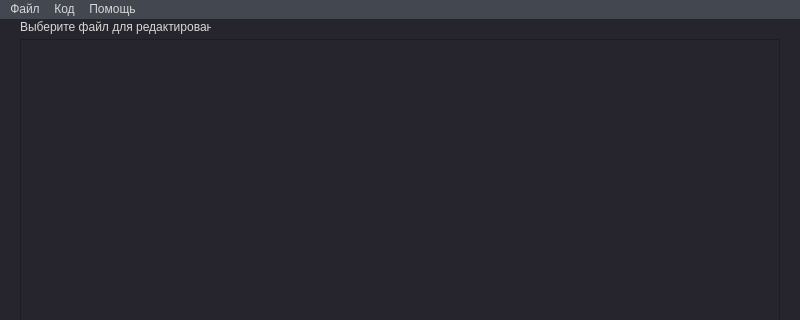
Before: the Qt Designer form yocode/yocode.ui in PenzaStreetGames/Yo, drawn with Qt 5; both pictures show x 0 to 800 and y 0 to 320 of the 800 by 600 pixel window.
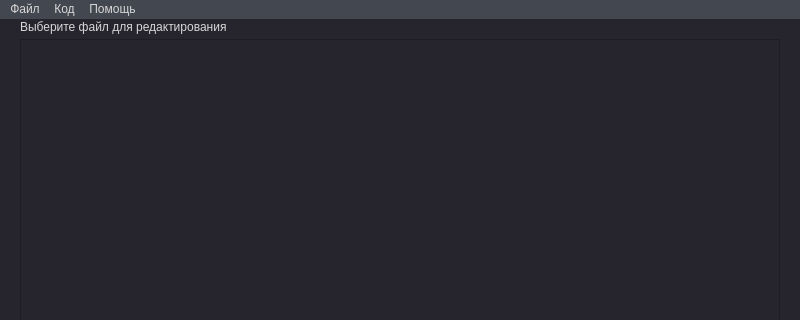
After: the same form once the commit is applied.

Patch:
```diff
--- a/yocode/yocode.ui
+++ b/yocode/yocode.ui
@@ -29,7 +29,7 @@
       <x>20</x>
       <y>20</y>
       <width>760</width>
-      <height>400</height>
+      <height>380</height>
      </rect>
     </property>
     <property name="sizePolicy">
@@ -46,8 +46,8 @@
     </property>
     <property name="font">
      <font>
-      <family>PSG-rounded</family>
-      <pointsize>15</pointsize>
+      <family>Consolas</family>
+      <pointsize>12</pointsize>
      </font>
     </property>
     <property name="styleSheet">
@@ -63,7 +63,7 @@
      <rect>
       <x>20</x>
       <y>0</y>
-      <width>191</width>
+      <width>760</width>
       <height>16</height>
      </rect>
     </property>
@@ -78,15 +78,15 @@
     <property name="geometry">
      <rect>
       <x>20</x>
-      <y>430</y>
+      <y>410</y>
       <width>760</width>
       <height>120</height>
      </rect>
     </property>
     <property name="font">
      <font>
-      <family>PSG-rounded</family>
-      <pointsize>15</pointsize>
+      <family>Consolas</family>
+      <pointsize>12</pointsize>
      </font>
     </property>
     <property name="styleSheet">
```
